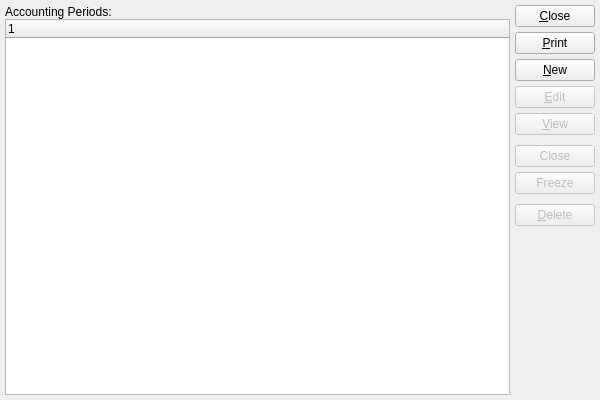
Qt form guiclient/accountingPeriods.ui (knowhow/xtuple) before a commit.
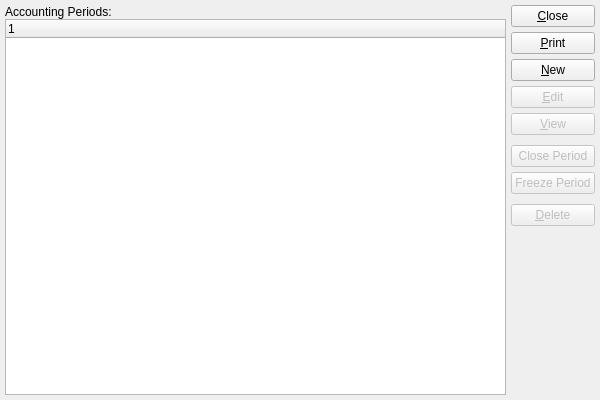
The same form after that commit. Custom widgets are drawn as their Qt base class.

```diff
--- a/guiclient/accountingPeriods.ui
+++ b/guiclient/accountingPeriods.ui
@@ -106,7 +106,7 @@
         <bool>false</bool>
        </property>
        <property name="text">
-        <string>Close</string>
+        <string>Close Period</string>
        </property>
       </widget>
      </item>
@@ -116,7 +116,7 @@
         <bool>false</bool>
        </property>
        <property name="text">
-        <string>Freeze</string>
+        <string>Freeze Period</string>
        </property>
       </widget>
      </item>
```
Left out of the diff: 1 changed line with no effect on the pictures.
